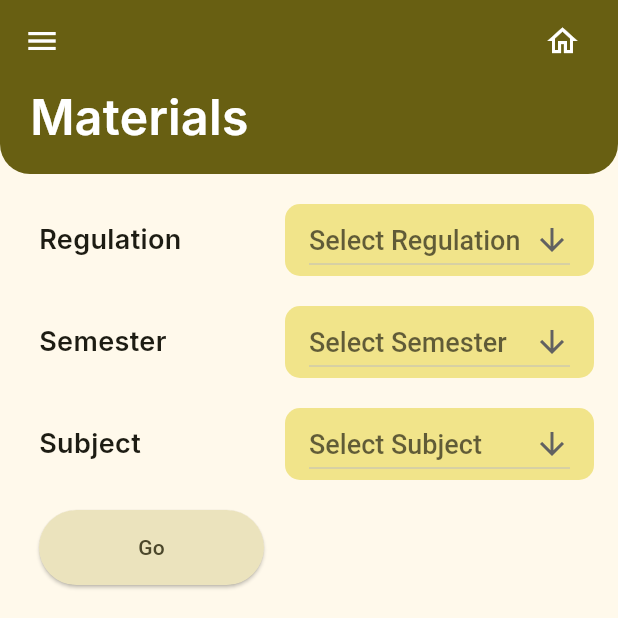
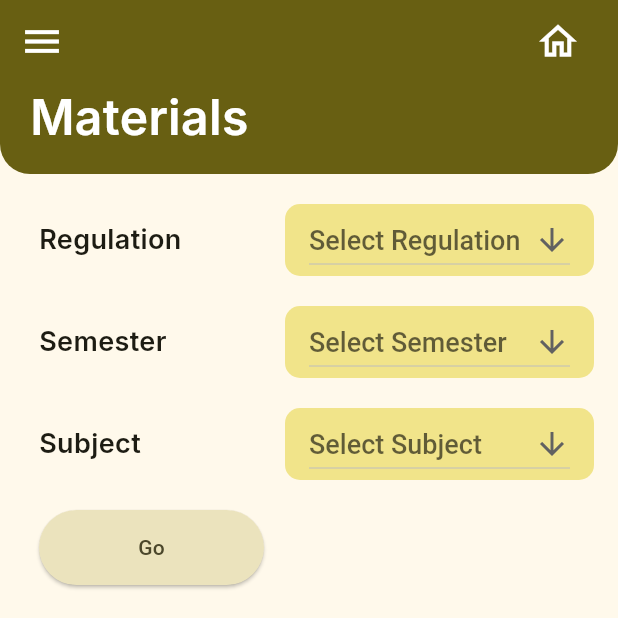
Before and after one commit to Meghashyam1218/BEAM, a Flutter app: the DashboardS screen opened by its route, after a tap on the "menu" icon, after a tap on the "arrow forward ios" icon, after a tap on "Materials", on a phone screen of 412 x 824 dp, the top half of it. Run offline on Flutter 3.47's test engine with Material 2 defaults, Android fonts, the phone set to English and light mode, and no system bars; our stand-ins replace flutter_riverpod, go_router, google_fonts; missing offline and left inert: dart:ffi.

Commit message:
to-do mahesh❤

```diff
--- a/lib/components/appbar.dart
+++ b/lib/components/appbar.dart
@@ -10,11 +10,27 @@ class BeamAppBar extends StatelessWidget implements PreferredSizeWidget {
   @override
   Widget build(BuildContext context) {
     return AppBar(
+      actions: [
+        GestureDetector(
+          onTap: (() {
+            GoRouter.of(context).pop();
+          }),
+          child: Padding(
+            padding: const EdgeInsets.symmetric(horizontal: 25),
+            child: Icon(
+              Icons.home_outlined,
+              size: 30,
+              color: Theme.of(context).colorScheme.onPrimary,
+            ),
+          ),
+        )
+      ],
       leading: Builder(
         builder: (BuildContext context) {
           return IconButton(
             icon: Icon(
               Icons.menu,
+              size: 30,
               color: Theme.of(context).colorScheme.onPrimary,
             ),
             onPressed: () {
@@ -54,23 +70,9 @@ class BeamAppBar extends StatelessWidget implements PreferredSizeWidget {
       foregroundColor: const Color.fromARGB(255, 0, 0, 0),
       backgroundColor: Theme.of(context).colorScheme.primary,
       shadowColor: const Color.fromARGB(0, 0, 0, 0),
+    );
 
-      actions: [
-        GestureDetector(
-          onTap: (() {
-            GoRouter.of(context).pop();
-          }),
-          child: Padding(
-            padding: const EdgeInsets.symmetric(horizontal: 25),
-            child: Icon(
-              Icons.home_outlined,
-              size: 24,
-              color: Theme.of(context).colorScheme.onPrimary,
-            ),
-          ),
-        )
-      ],
-    );
+
   }
 
   @override
--- a/lib/components/appbar_dash.dart
+++ b/lib/components/appbar_dash.dart
@@ -19,6 +19,7 @@ class BeamAppBarDash extends StatelessWidget implements PreferredSizeWidget {
           return IconButton(
             icon: Icon(
               Icons.menu,
+              size: 30,
               color: Theme.of(context).colorScheme.primary,
             ),
             onPressed: () {
@@ -36,7 +37,7 @@ class BeamAppBarDash extends StatelessWidget implements PreferredSizeWidget {
           child: Padding(
             padding: const EdgeInsets.symmetric(horizontal: 25),
             child: Icon(Icons.login,
-                size: 24, color: Theme.of(context).colorScheme.primary),
+                size: 30, color: Theme.of(context).colorScheme.primary),
           ),
         )
       ],
```
Also changed, not shown: lib/screens/todo/components/create.dart (+3 -10 lines), lib/screens/todo/todo.dart (+7 -6 lines).
